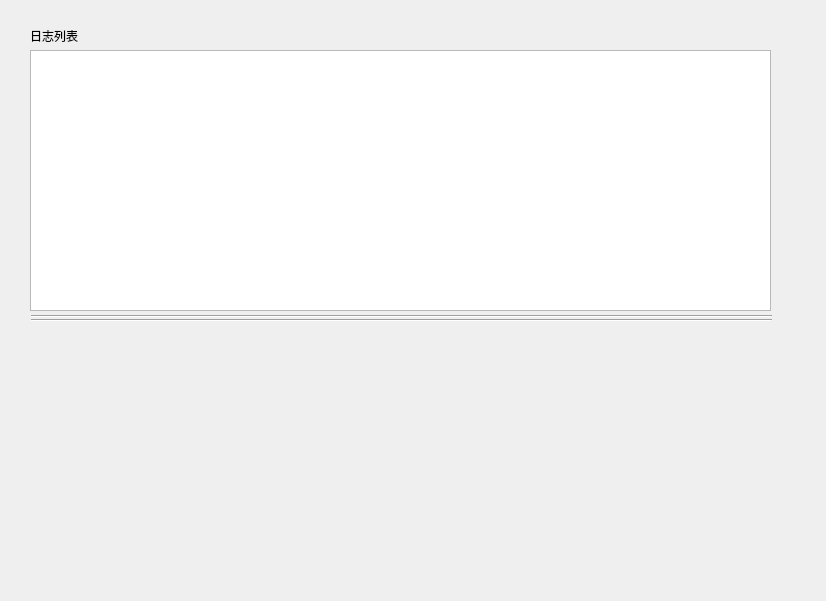
Jadecity/StorePro, file ui/diarydisp.ui: the form before one commit.
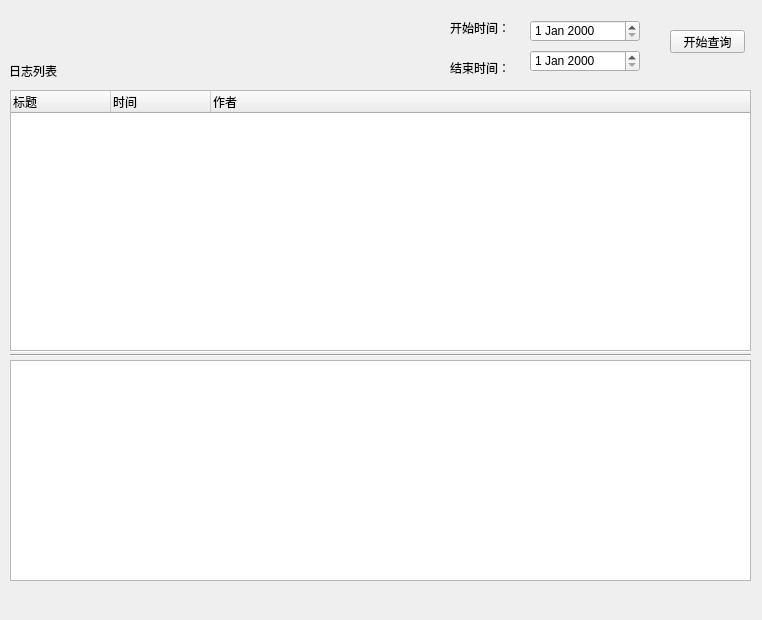
The form after the commit.

Patch:
```diff
--- a/ui/diarydisp.ui
+++ b/ui/diarydisp.ui
@@ -6,34 +6,18 @@
    <rect>
     <x>0</x>
     <y>0</y>
-    <width>826</width>
-    <height>601</height>
+    <width>762</width>
+    <height>620</height>
    </rect>
   </property>
   <property name="windowTitle">
    <string>Form</string>
   </property>
-  <widget class="QListWidget" name="listWidget">
-   <property name="geometry">
-    <rect>
-     <x>30</x>
-     <y>50</y>
-     <width>741</width>
-     <height>261</height>
-    </rect>
-   </property>
-   <property name="sizePolicy">
-    <sizepolicy hsizetype="Preferred" vsizetype="Preferred">
-     <horstretch>0</horstretch>
-     <verstretch>0</verstretch>
-    </sizepolicy>
-   </property>
-  </widget>
   <widget class="Line" name="line">
    <property name="geometry">
     <rect>
-     <x>31</x>
-     <y>296</y>
+     <x>10</x>
+     <y>331</y>
      <width>741</width>
      <height>41</height>
     </rect>
@@ -45,31 +29,21 @@
   <widget class="Line" name="line_2">
    <property name="geometry">
     <rect>
-     <x>31</x>
-     <y>295</y>
-     <width>741</width>
-     <height>51</height>
-    </rect>
-   </property>
-   <property name="orientation">
-    <enum>Qt::Horizontal</enum>
-   </property>
-  </widget>
-  <widget class="QWidget" name="widget" native="true">
-   <property name="geometry">
-    <rect>
-     <x>30</x>
+     <x>10</x>
      <y>330</y>
      <width>741</width>
-     <height>221</height>
+     <height>51</height>
     </rect>
    </property>
+   <property name="orientation">
+    <enum>Qt::Horizontal</enum>
+   </property>
   </widget>
   <widget class="QLabel" name="label">
    <property name="geometry">
     <rect>
-     <x>30</x>
-     <y>30</y>
+     <x>9</x>
+     <y>65</y>
      <width>54</width>
      <height>12</height>
     </rect>
@@ -78,6 +52,100 @@
     <string>日志列表</string>
    </property>
   </widget>
+  <widget class="QLabel" name="label_2">
+   <property name="geometry">
+    <rect>
+     <x>450</x>
+     <y>20</y>
+     <width>61</width>
+     <height>16</height>
+    </rect>
+   </property>
+   <property name="text">
+    <string>开始时间：</string>
+   </property>
+  </widget>
+  <widget class="QLabel" name="label_3">
+   <property name="geometry">
+    <rect>
+     <x>450</x>
+     <y>60</y>
+     <width>61</width>
+     <height>16</height>
+    </rect>
+   </property>
+   <property name="text">
+    <string>结束时间：</string>
+   </property>
+  </widget>
+  <widget class="QDateEdit" name="dateFromEdit">
+   <property name="geometry">
+    <rect>
+     <x>530</x>
+     <y>20</y>
+     <width>110</width>
+     <height>22</height>
+    </rect>
+   </property>
+  </widget>
+  <widget class="QDateEdit" name="dateToEdit">
+   <property name="geometry">
+    <rect>
+     <x>530</x>
+     <y>50</y>
+     <width>110</width>
+     <height>22</height>
+    </rect>
+   </property>
+  </widget>
+  <widget class="QPushButton" name="pushButton">
+   <property name="geometry">
+    <rect>
+     <x>670</x>
+     <y>30</y>
+     <width>75</width>
+     <height>23</height>
+    </rect>
+   </property>
+   <property name="text">
+    <string>开始查询</string>
+   </property>
+  </widget>
+  <widget class="QTextBrowser" name="textBrowser">
+   <property name="geometry">
+    <rect>
+     <x>10</x>
+     <y>360</y>
+     <width>741</width>
+     <height>221</height>
+    </rect>
+   </property>
+  </widget>
+  <widget class="QTreeWidget" name="treeWidget">
+   <property name="geometry">
+    <rect>
+     <x>10</x>
+     <y>90</y>
+     <width>741</width>
+     <height>261</height>
+    </rect>
+   </property>
+   <column>
+    <property name="text">
+     <string>标题</string>
+    </property>
+   </column>
+   <column>
+    <property name="text">
+     <string>时间</string>
+    </property>
+   </column>
+   <column>
+    <property name="text">
+     <string>作者</string>
+    </property>
+   </column>
+  </widget>
  </widget>
  <resources/>
  <connections/>
```
